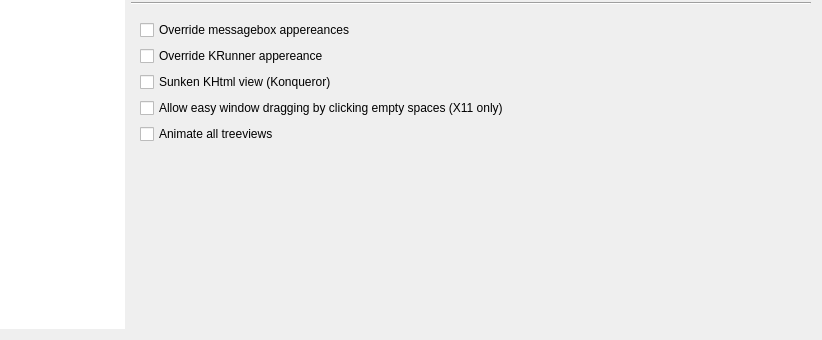
Qt form config/config.ui (deiv/bespin-pkg) before a commit; both pictures show x 142 to 964 and y 161 to 501 of the 964 by 501 pixel window.
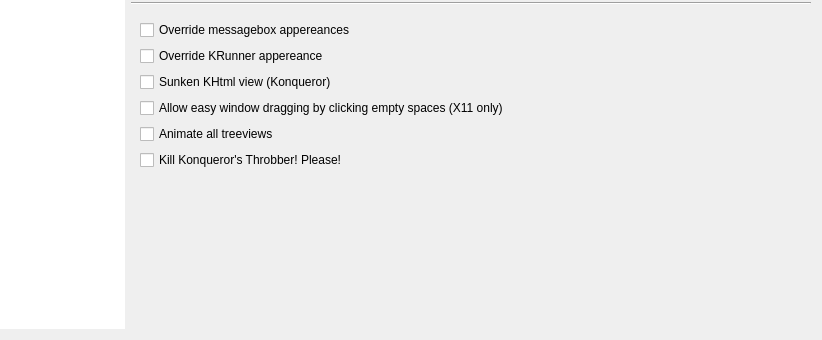
The same form after that commit. The open tabs and pages were chosen to show the change.

Commit message: fixed tinting pixmaps for non opaque colors, added hack to remove konqueror throbber, aligned look of q3treeviews

The edit to the form file:
```diff
--- a/config/config.ui
+++ b/config/config.ui
@@ -1914,6 +1914,13 @@
             </widget>
            </item>
            <item row="5" column="0" >
+            <widget class="QCheckBox" name="killThrobber" >
+             <property name="text" >
+              <string>Kill Konqueror's Throbber! Please!</string>
+             </property>
+            </widget>
+           </item>
+           <item row="6" column="0" >
             <spacer name="verticalSpacer" >
              <property name="orientation" >
               <enum>Qt::Vertical</enum>
```
Left out of the diff: 2 changed lines with no effect on the pictures. The commit also changes 11 other files.
